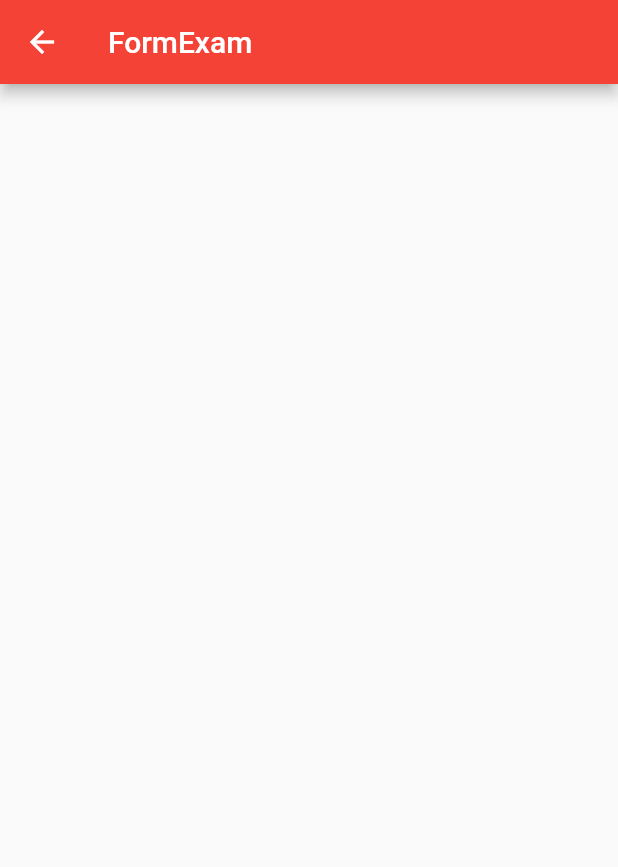
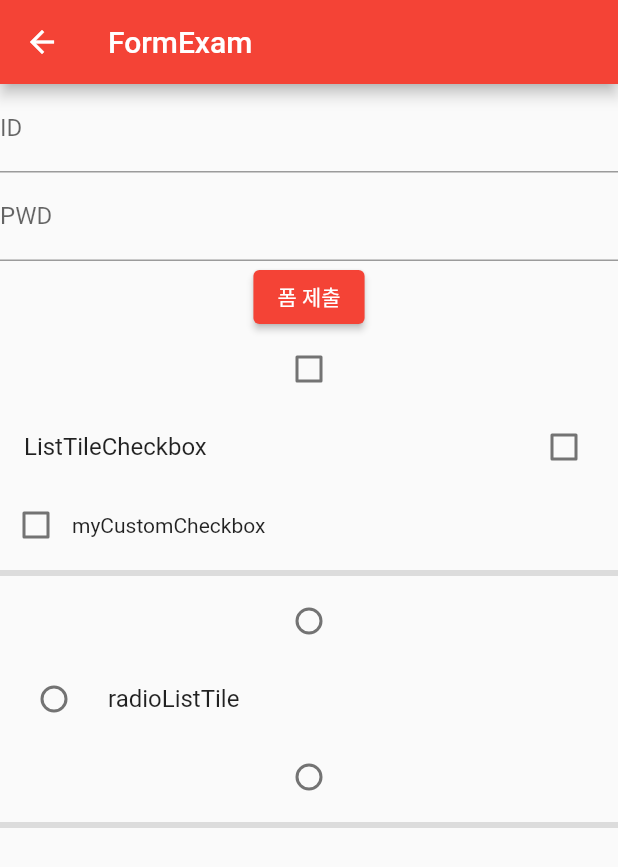
Before and after one commit to Limseongyun/e4net20210420flutter_1, a Flutter app: the FormExam screen opened directly, on a phone screen of 412 x 824 dp. Shown: the top 867 px of the screen. Run offline on Flutter 3.47's test engine with Material 2 defaults, Android fonts, the phone set to English and light mode, and no system bars.

Commit message:
flutter form

```diff
--- a/lib/learn_flutter/form_example.dart
+++ b/lib/learn_flutter/form_example.dart
@@ -1,22 +1,169 @@
 import 'package:flutter/material.dart';
-
+enum MyRadio{
+  radio1, radio2, radio3
+}
 class FormExam extends StatefulWidget {
   @override
   _FormExamState createState() => _FormExamState();
 }
 
 class _FormExamState extends State<FormExam> {
+  bool checkbox1 = false;
+  bool checkbox2 = false;
+  MyRadio _myRadio;
+  GlobalKey<FormState> _formKey = GlobalKey<FormState>();
+  TextEditingController _editingController1 =TextEditingController();
+  TextEditingController _editingController2 =TextEditingController();
+
   @override
   Widget build(BuildContext context) {
     return Scaffold(
+      resizeToAvoidBottomInset: false,
       appBar: AppBar(
         title: Text('FormExam'),
       ),
       body: Container(
-        child: Column(
-          children: [],
+        child: SingleChildScrollView(
+          scrollDirection: Axis.vertical,
+          child: Column(
+            children: [
+              Form(
+                  key: _formKey,
+                  child: Column(
+                    children: [
+                      TextFormField(
+                        decoration: InputDecoration(
+                          labelText: 'ID',
+                        ),
+                        controller: _editingController1,
+                        validator: (value) {
+                          if(value.isEmpty){
+                            return "값이 비어있습니다";
+                          } else {
+                            return null;
+                          }
+                        },
+                        onSaved: (newValue) {
+                          print(newValue);
+                        },
+                      ),
+                      TextFormField(
+                        onSaved: (newValue) {
+                          print(newValue);
+                        },
+                        controller: _editingController2,
+                        decoration: InputDecoration(
+                          labelText: 'PWD'
+                        ),
+                        validator: (value) {
+                          if(value.isEmpty){
+                            return "값이 비어있습니다";
+                          } else {
+                            return null;
+                          }
+                        },
+                      ),
+                    ],
+                  )
+              ),
+              ElevatedButton(
+                  onPressed: (){
+                    _formKey.currentState.validate();
+                    _formKey.currentState.save();
+                    FocusScope.of(context).unfocus();
+                    // print(_editingController1.text);
+                  },
+                  child: Text('폼 제출')
+              ),
+
+              Checkbox(
+                value: checkbox1,
+                onChanged: (value) {
+                  setState(() {
+                    checkbox1 = value;
+                  });
+                },),
+              CheckboxListTile(
+                title: Text('ListTileCheckbox'),
+                value: checkbox2,
+                onChanged: (value) {
+                  setState(() {
+                    checkbox2 = value;
+                  });
+                },),
+              CustomCheckbox(title: 'myCustomCheckbox',),
+              Divider(thickness: 4,),
+              Radio(
+                value: MyRadio.radio1,
+                groupValue: _myRadio,
+                onChanged: (value) {
+                  setState(() {
+                    _myRadio = value;
+                  });
+                },
+              ),
+              RadioListTile(
+                title: Text('radioListTile'),
+                value: MyRadio.radio2,
+                groupValue: _myRadio,
+                onChanged: (value) {
+                  setState(() {
+                    _myRadio = value;
+                  });
+                },
+              ),
+              Radio(
+                value: MyRadio.radio3,
+                groupValue: _myRadio,
+                onChanged: (value) {
+                  setState(() {
+                    _myRadio = value;
+                  });
+                },
+              ),
+              Divider(thickness: 4,),
+              Text('\n\n\n'),
+              Text('\n\n\n'),
+              Text('\n\n\n'),
+              Text('\n\n\n'),
+              Text('\n\n\n'),
+            ],
+          ),
         ),
       ),
     );
   }
 }
+
+
+class CustomCheckbox extends StatefulWidget {
+  final String title;
+  CustomCheckbox({this.title});
+  @override
+  _CustomCheckboxState createState() => _CustomCheckboxState();
+}
+
+class _CustomCheckboxState extends State<CustomCheckbox> {
+  bool customCheckBox = false;
+
+  @override
+  Widget build(BuildContext context) {
+    return InkWell(
+      onTap: (){
+        setState(() {
+          customCheckBox = !customCheckBox;
+        });
+      },
+      child: Row(
+        children: [
+          Checkbox(value: customCheckBox, onChanged: (value) {
+            setState(() {
+              customCheckBox = value;
+            });
+          },),
+          Text('${widget.title}')
+        ],
+      ),
+    );
+  }
+}
```
